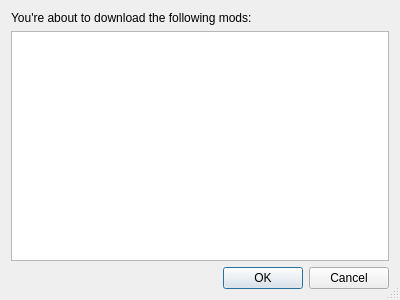
The window that launcher/ui/dialogs/ReviewMessageBox.ui (FreesmTeam/FreesmLauncher) describes before a commit, drawn with Qt 5.
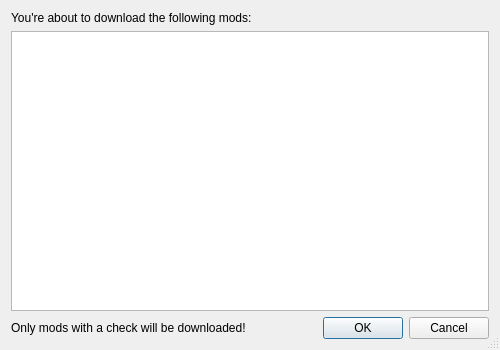
The same window after the commit.

Commit message:
feat: allow deselecting mods from the mod confirmation dialog
This adds a checkbox to each mod on the dialog that shows up when
confirming the mods to download, so you can deselect some of those if
you want to.

The edit to the form file:
```diff
--- a/launcher/ui/dialogs/ReviewMessageBox.ui
+++ b/launcher/ui/dialogs/ReviewMessageBox.ui
@@ -6,8 +6,8 @@
    <rect>
     <x>0</x>
     <y>0</y>
-    <width>400</width>
-    <height>300</height>
+    <width>500</width>
+    <height>350</height>
    </rect>
   </property>
   <property name="windowTitle">
@@ -20,24 +20,7 @@
    <bool>true</bool>
   </property>
   <layout class="QGridLayout" name="gridLayout">
-   <item row="0" column="0">
-    <widget class="QLabel" name="label">
-     <property name="text">
-      <string>You're about to download the following mods:</string>
-     </property>
-    </widget>
-   </item>
    <item row="2" column="0">
-    <widget class="QDialogButtonBox" name="buttonBox">
-     <property name="orientation">
-      <enum>Qt::Horizontal</enum>
-     </property>
-     <property name="standardButtons">
-      <set>QDialogButtonBox::Cancel|QDialogButtonBox::Ok</set>
-     </property>
-    </widget>
-   </item>
-   <item row="1" column="0">
     <widget class="QTreeWidget" name="modTreeWidget">
      <property name="alternatingRowColors">
       <bool>true</bool>
@@ -58,6 +41,31 @@
      </column>
     </widget>
    </item>
+   <item row="1" column="0">
+    <widget class="QLabel" name="explainLabel">
+     <property name="text">
+      <string>You're about to download the following mods:</string>
+     </property>
+    </widget>
+   </item>
+   <item row="5" column="0" rowspan="2">
+    <layout class="QHBoxLayout" name="horizontalLayout">
+     <item>
+      <widget class="QLabel" name="onlyCheckedLabel">
+       <property name="text">
+        <string>Only mods with a check will be downloaded!</string>
+       </property>
+      </widget>
+     </item>
+     <item>
+      <widget class="QDialogButtonBox" name="buttonBox">
+       <property name="standardButtons">
+        <set>QDialogButtonBox::Cancel|QDialogButtonBox::Ok</set>
+       </property>
+      </widget>
+     </item>
+    </layout>
+   </item>
   </layout>
  </widget>
  <resources/>
```
Left out of the diff: 35 changed lines with no effect on the pictures. The commit also changes 3 other files.
